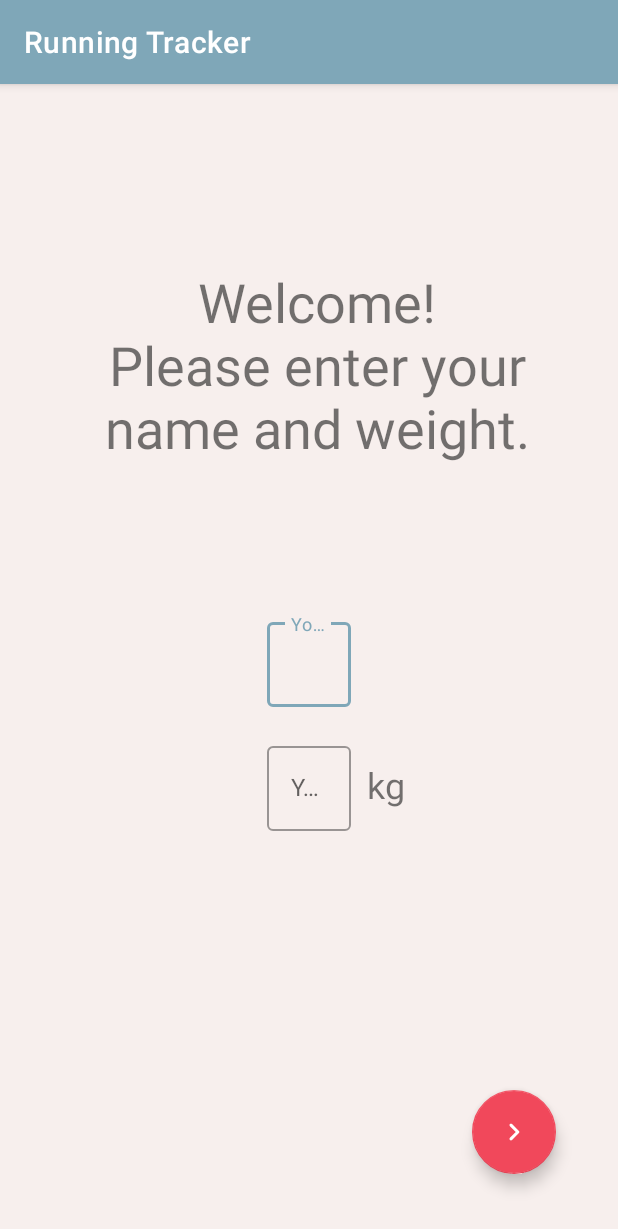
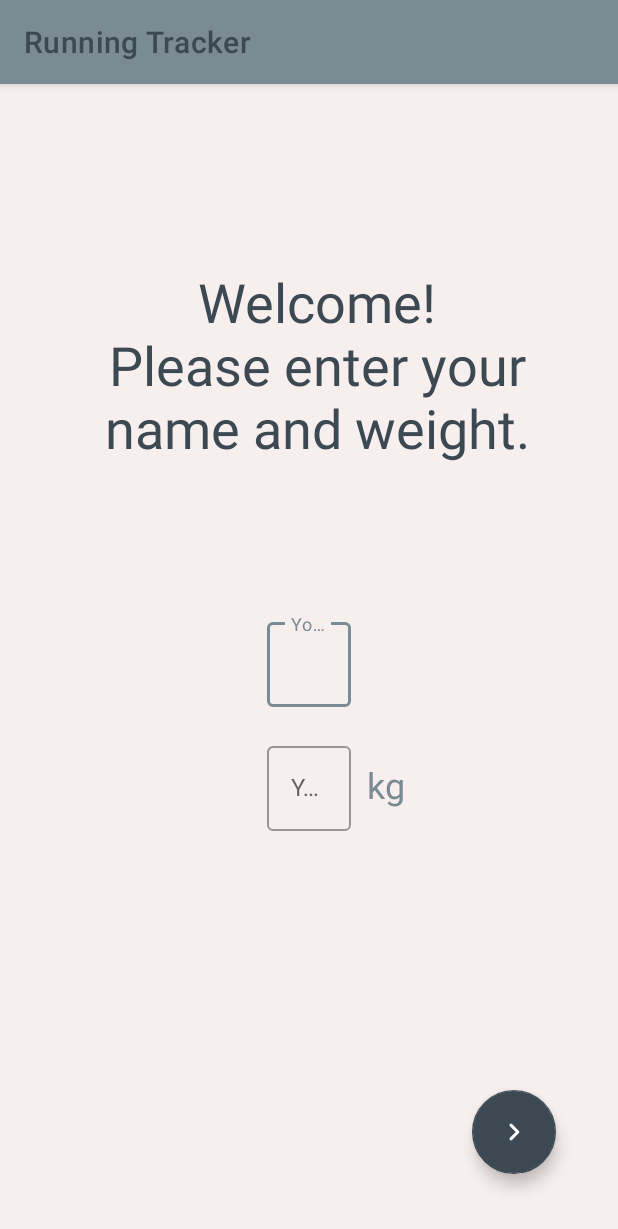
Before and after one commit to itsurravi/Running_Track, an Android app: the screen it shows after launch (MainActivity), on a phone screen of 412 x 824 dp. Shown: the top 1229 px of the screen. Run offline under Robolectric (Android 15) with nearby library versions, the phone set to English and light mode, and no system bars; our stand-ins replace Dagger/Hilt's generated code, Room's generated code, Timber, navigation-ui, sdp/ssp sizes.

Commit message:
Color code setup

```diff
--- a/app/src/main/res/drawable/bottom_nav_selector.xml
+++ b/app/src/main/res/drawable/bottom_nav_selector.xml
@@ -1,5 +1,5 @@
 <?xml version="1.0" encoding="utf-8"?>
 <selector xmlns:android="http://schemas.android.com/apk/res/android">
     <item android:color="@color/colorWhite" android:state_checked="true" />
-    <item android:color="@color/colorBlack" android:state_checked="false" />
+    <item android:color="@color/colorAccent" android:state_checked="false" />
 </selector>
--- a/app/src/main/res/drawable/ic_sort_24.xml
+++ b/app/src/main/res/drawable/ic_sort_24.xml
@@ -6,5 +6,5 @@
     android:tint="?attr/colorControlNormal">
   <path
       android:fillColor="@android:color/white"
-      android:pathData="M7.29,7c0.45,0 0.67,-0.54 0.35,-0.85l-2.29,-2.3c-0.2,-0.2 -0.51,-0.2 -0.71,0l-2.29,2.3c-0.31,0.31 -0.09,0.85 0.36,0.85L4,7v10L2.71,17c-0.45,0 -0.67,0.54 -0.35,0.85l2.29,2.29c0.2,0.2 0.51,0.2 0.71,0l2.29,-2.29c0.31,-0.31 0.09,-0.85 -0.36,-0.85L6,17L6,7h1.29zM11,7h10c0.55,0 1,-0.45 1,-1s-0.45,-1 -1,-1L11,5c-0.55,0 -1,0.45 -1,1s0.45,1 1,1zM21,17L11,17c-0.55,0 -1,0.45 -1,1s0.45,1 1,1h10c0.55,0 1,-0.45 1,-1s-0.45,-1 -1,-1zM21,11L11,11c-0.55,0 -1,0.45 -1,1s0.45,1 1,1h10c0.55,0 1,-0.45 1,-1s-0.45,-1 -1,-1z"/>
+      android:pathData="M4.25,5.61C6.57,8.59 10,13 10,13v5c0,1.1 0.9,2 2,2h0c1.1,0 2,-0.9 2,-2v-5c0,0 3.43,-4.41 5.75,-7.39C20.26,4.95 19.79,4 18.95,4H5.04C4.21,4 3.74,4.95 4.25,5.61z"/>
 </vector>
--- a/app/src/main/res/layout-land/fragment_tracking.xml
+++ b/app/src/main/res/layout-land/fragment_tracking.xml
@@ -20,6 +20,7 @@
             android:layout_width="wrap_content"
             android:layout_height="wrap_content"
             android:text="00:00:00"
+            android:textColor="@color/lightTextPrimary"
             android:textSize="50sp"
             app:layout_constraintBottom_toBottomOf="parent"
             app:layout_constraintEnd_toEndOf="parent"
@@ -32,6 +33,7 @@
             android:layout_width="wrap_content"
             android:layout_height="wrap_content"
             android:text="Start"
+            app:backgroundTint="@color/lightBaseFill"
             app:layout_constraintBottom_toBottomOf="parent"
             app:layout_constraintEnd_toStartOf="@+id/btnFinishRun"
             app:layout_constraintHorizontal_bias="0.5"
@@ -45,6 +47,7 @@
             android:layout_height="wrap_content"
             android:text="Finish run"
             android:visibility="gone"
+            app:backgroundTint="@color/lightBaseFill"
             app:layout_constraintBottom_toBottomOf="parent"
             app:layout_constraintEnd_toEndOf="parent"
             app:layout_constraintHorizontal_bias="0.5"
--- a/app/src/main/res/layout/activity_main.xml
+++ b/app/src/main/res/layout/activity_main.xml
@@ -21,7 +21,7 @@
             android:layout_width="match_parent"
             android:layout_height="match_parent"
             android:background="@color/toolbarColor"
-            app:titleTextColor="@color/colorWhite">
+            app:titleTextColor="@color/lightTextPrimary">
 
         </com.google.android.material.appbar.MaterialToolbar>
     </com.google.android.material.appbar.AppBarLayout>
--- a/app/src/main/res/layout/fragment_run.xml
+++ b/app/src/main/res/layout/fragment_run.xml
@@ -23,9 +23,9 @@
         android:contentDescription="@string/sort_list"
         android:src="@drawable/ic_sort_24"
         android:textSize="16sp"
-        app:layout_constraintBottom_toBottomOf="@+id/spFilter"
-        app:layout_constraintEnd_toStartOf="@+id/spFilter"
-        app:layout_constraintTop_toTopOf="parent" />
+        app:layout_constraintBottom_toBottomOf="@id/spFilter"
+        app:layout_constraintEnd_toStartOf="@id/spFilter"
+        app:layout_constraintTop_toTopOf="@id/spFilter" />
 
     <androidx.recyclerview.widget.RecyclerView
         android:id="@+id/rvRuns"
--- a/app/src/main/res/layout/fragment_run_detail.xml
+++ b/app/src/main/res/layout/fragment_run_detail.xml
@@ -3,7 +3,8 @@
     xmlns:app="http://schemas.android.com/apk/res-auto"
     xmlns:tools="http://schemas.android.com/tools"
     android:layout_width="match_parent"
-    android:layout_height="match_parent">
+    android:layout_height="match_parent"
+    android:background="@color/colorBackground">
 
 
     <TextView
--- a/app/src/main/res/layout/fragment_settings.xml
+++ b/app/src/main/res/layout/fragment_settings.xml
@@ -43,8 +43,7 @@
             android:layout_height="wrap_content"
             android:ems="10"
             android:hint="Your Weight"
-            android:inputType="numberDecimal"
-            />
+            android:inputType="numberDecimal" />
 
     </com.google.android.material.textfield.TextInputLayout>
 
@@ -52,9 +51,10 @@
         android:id="@+id/btnApplyChanges"
         android:layout_width="wrap_content"
         android:layout_height="wrap_content"
-        android:layout_marginTop="@dimen/_16sdp"
+        android:layout_marginTop="@dimen/_20sdp"
         android:text="Apply Changes"
         android:textColor="@android:color/white"
+        app:backgroundTint="@color/lightBaseFill"
         app:layout_constraintEnd_toEndOf="parent"
         app:layout_constraintStart_toStartOf="parent"
         app:layout_constraintTop_toBottomOf="@+id/tilWeight" />
--- a/app/src/main/res/layout/fragment_setup.xml
+++ b/app/src/main/res/layout/fragment_setup.xml
@@ -15,6 +15,7 @@
         android:text="Welcome!\nPlease enter your name and weight."
         android:textAlignment="center"
         android:textSize="36sp"
+        android:textColor="@color/lightTextPrimary"
         app:layout_constraintBottom_toTopOf="@+id/tilName"
         app:layout_constraintLeft_toLeftOf="parent"
         app:layout_constraintRight_toRightOf="parent"
@@ -66,6 +67,7 @@
         android:layout_height="wrap_content"
         android:layout_marginStart="@dimen/_8sdp"
         android:text="kg"
+        android:textColor="@color/lightTextSecondary"
         android:textSize="24sp"
         app:layout_constraintBottom_toBottomOf="@+id/tilWeight"
         app:layout_constraintLeft_toRightOf="@id/tilWeight"
--- a/app/src/main/res/layout/fragment_tracking.xml
+++ b/app/src/main/res/layout/fragment_tracking.xml
@@ -21,6 +21,7 @@
             android:layout_width="wrap_content"
             android:layout_height="wrap_content"
             android:text="00:00:00:00"
+            android:textColor="@color/lightTextPrimary"
             android:textSize="50sp"
             app:layout_constraintBottom_toBottomOf="parent"
             app:layout_constraintEnd_toEndOf="parent"
@@ -34,6 +35,7 @@
             android:layout_width="wrap_content"
             android:layout_height="wrap_content"
             android:text="Start"
+            app:backgroundTint="@color/lightBaseFill"
             app:layout_constraintBottom_toBottomOf="parent"
             app:layout_constraintEnd_toStartOf="@+id/btnFinishRun"
             app:layout_constraintHorizontal_bias="0.5"
@@ -47,6 +49,7 @@
             android:layout_height="wrap_content"
             android:text="Finish Run"
             android:visibility="gone"
+            app:backgroundTint="@color/lightBaseFill"
             app:layout_constraintBottom_toBottomOf="parent"
             app:layout_constraintEnd_toEndOf="parent"
             app:layout_constraintHorizontal_bias="0.5"
--- a/app/src/main/res/values/colors.xml
+++ b/app/src/main/res/values/colors.xml
@@ -1,15 +1,18 @@
 <?xml version="1.0" encoding="utf-8"?>
 <resources>
-    <color name="colorPrimary">#7fa7b8</color>
-    <color name="colorPrimaryDark">#4e879f</color>
-    <color name="colorAccent">#f1485b</color>
+    <color name="colorPrimary">#7A8B94</color>
+    <color name="colorPrimaryDark">#7A8B94</color>
+    <color name="colorAccent">#3C4852</color>
     <color name="colorBackground">#f7efed</color>
-    <color name="colorBlack">#000</color>
+    <color name="colorBlack">#000000</color>
     <color name="colorWhite">#FFFFFF</color>
-    <color name="colorPrimaryAlpha">#AD4E879F</color>
 
     <color name="toolbarColor">@color/colorPrimary</color>
-    <color name="barTextColor">#33546d</color>
-    <color name="errorColor">#D50000</color>
+    <color name="errorColor">#EB5757</color>
+
+    <color name="divider">#E9EEF2</color>
+    <color name="lightTextPrimary">#3C4852</color>
+    <color name="lightTextSecondary">#7A8B94</color>
+    <color name="lightBaseFill">#3C4852</color>
 
 </resources>
```
Also changed, not shown: app/src/main/res/layout-land/fragment_statistics.xml (+12 -4 lines), app/src/main/res/layout/fragment_statistics.xml (+11 -3 lines), app/src/main/res/layout/item_run.xml (+6 -1 lines), app/src/main/res/layout/marker_view.xml (+6 -6 lines).
